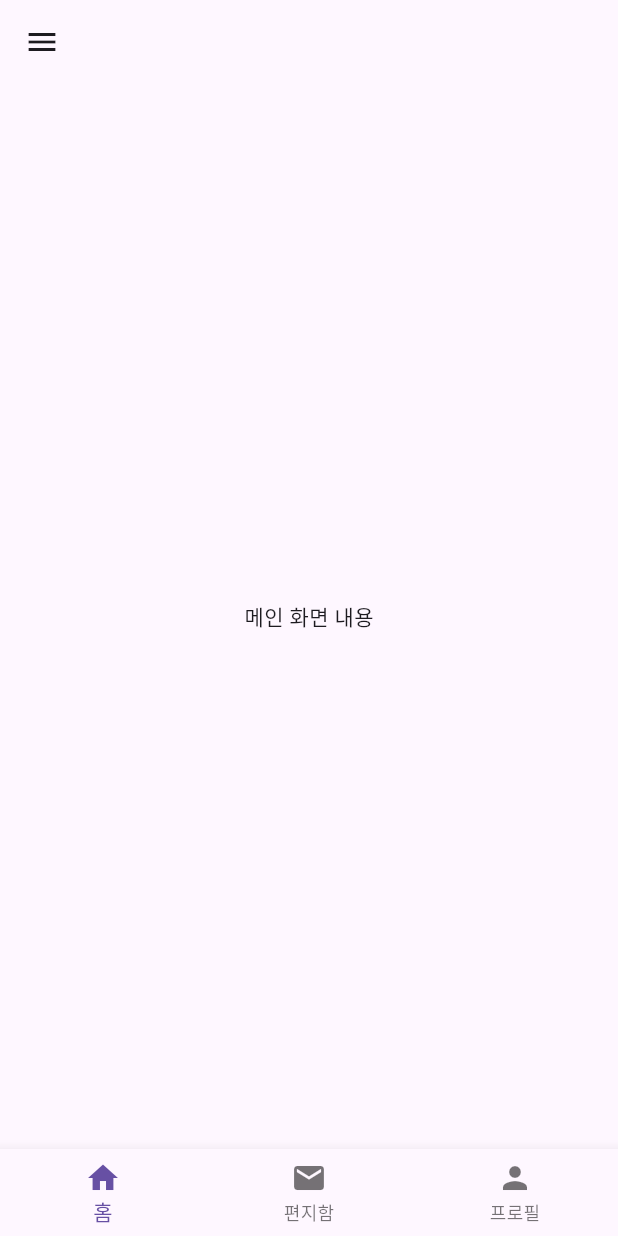
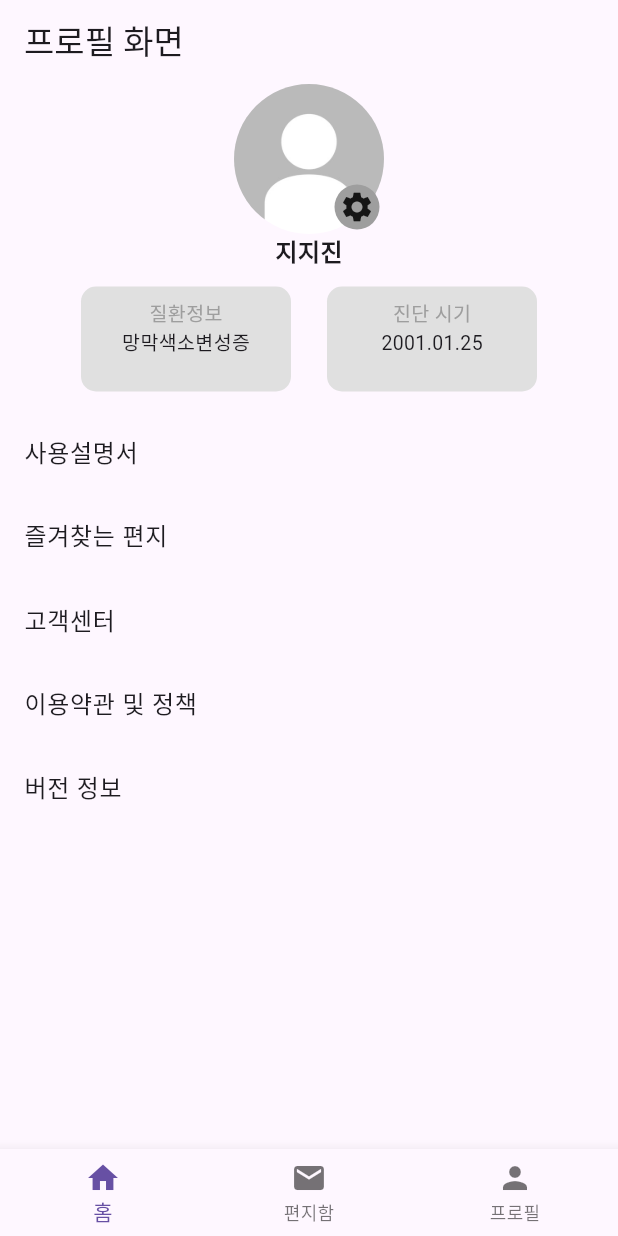
Before and after one commit to UniBond-jijijin/UniBond-flutter, a Flutter app: the ProfileScreen screen opened directly, on a phone screen of 412 x 824 dp. Run offline on Flutter 3.47's test engine with Material 3 defaults, Android fonts, the phone set to English and light mode, and no system bars; our stand-ins replace get, validators.

Commit message:
#22 햄버거 버튼 삭제, 내 프로필 화면 생성

```diff
--- a/unibond/lib/main.dart
+++ b/unibond/lib/main.dart
@@ -1,5 +1,8 @@
 import 'package:flutter/material.dart';
-import 'package:unibond/screens/splash_screen.dart';
+import 'package:get/get.dart';
+import 'package:unibond/screens/user/join_screen.dart';
+import 'package:unibond/screens/user/join_screen.dart';
+import 'package:unibond/screens/user/profile_screen.dart';
 
 void main() {
   runApp(const MaterialApp(
@@ -18,7 +21,7 @@ class MyApp extends StatelessWidget {
         colorScheme: ColorScheme.fromSeed(seedColor: Colors.blueAccent),
         useMaterial3: true,
       ),
-      home: const SplashScreen(), // 임시 스플래시화면
+      home: ProfileScreen(), // 임시 스플래시화면
     );
   }
 }
--- a/unibond/lib/screens/board/board_comment.dart
+++ b/unibond/lib/screens/board/board_comment.dart
@@ -18,7 +18,7 @@ class _PostDetailsScreenState extends State<PostDetailsScreen> {
       ),
       body: ListView(
         children: [
-          // 게시물 부분
+          // 게시물
           Container(
             padding: EdgeInsets.all(16.0),
             child: Column(
@@ -46,7 +46,7 @@ class _PostDetailsScreenState extends State<PostDetailsScreen> {
               ],
             ),
           ),
-          // 댓글 부분
+          // 댓글
           Container(
             padding: EdgeInsets.all(16.0),
             child: Column(
--- a/unibond/lib/screens/user/profile_screen.dart
+++ b/unibond/lib/screens/user/profile_screen.dart
@@ -3,89 +3,142 @@ import 'package:unibond/screens/home_screen.dart';
 import 'package:unibond/screens/letter/letter_box_screen.dart';
 import 'package:unibond/widgets/navigator.dart';
 
-@override
-Widget build(BuildContext context) {
-  return const MaterialApp(
-    home: ProfileScreen(),
-  );
-}
-
 class ProfileScreen extends StatelessWidget {
-  const ProfileScreen({super.key});
+  const ProfileScreen({Key? key});
 
   @override
   Widget build(BuildContext context) {
     return Scaffold(
       appBar: AppBar(
-        leading: Builder(
-          builder: (BuildContext context) {
-            return IconButton(
-              icon: const Icon(Icons.menu),
-              onPressed: () {
-                Scaffold.of(context).openDrawer();
-              },
-            );
-          },
+        title: Text('프로필 화면'),
+      ),
+      body: ListView(
+        children: [
+          Center(
+            child: Column(
+              mainAxisAlignment: MainAxisAlignment.start,
+              children: [
+                Stack(
+                  alignment: Alignment.bottomRight,
+                  children: [
+                    ClipOval(
+                      child: Image.asset(
+                        'assets/images/user_image.jpg',
+                        width: 100,
+                        height: 100,
                       ),
                     ),
-      drawer: Drawer(
-        child: ListView(
-          padding: EdgeInsets.zero,
-          children: <Widget>[
-            ListTile(
-              title: const Text('사용설명서'),
-              onTap: () {
-                //내용
-                Navigator.pop(context); // 사이드 메뉴 닫기
-              },
+                    Container(
+                      margin: const EdgeInsets.all(3),
+                      padding: const EdgeInsets.all(3),
+                      decoration: BoxDecoration(
+                        color: Colors.grey,
+                        shape: BoxShape.circle,
                       ),
-            ListTile(
-              title: const Text('즐겨찾는 편지'),
-              onTap: () {
-                //내용
-                Navigator.pop(context); // 사이드 메뉴 닫기
-              },
+                      child: const Icon(Icons.settings),
                     ),
-            ListTile(
-              title: const Text('고객센터'),
-              onTap: () {
-                //내용
-                Navigator.pop(context); // 사이드 메뉴 닫기
-              },
+                  ],
                 ),
-            ListTile(
-              title: const Text('이용약관 및 정책'),
-              onTap: () {
-                //내용
-                Navigator.pop(context); // 사이드 메뉴 닫기
-              },
+                Text(
+                  '지지진',
+                  style: TextStyle(
+                    fontSize: 16,
+                    fontWeight: FontWeight.bold,
                   ),
-            ListTile(
-              title: const Text('버전 정보'),
-              onTap: () {
-                //내용
-                Navigator.pop(context); // 사이드 메뉴 닫기
-              },
+                ),
+                Row(
+                  mainAxisAlignment: MainAxisAlignment.center,
+                  children: [
+                    Container(
+                      margin: const EdgeInsets.all(12),
+                      width: 140,
+                      height: 70,
+                      padding: const EdgeInsets.all(8),
+                      decoration: BoxDecoration(
+                        color: Colors.grey[300],
+                        borderRadius: BorderRadius.circular(10),
+                      ),
+                      child: Column(
+                        children: [
+                          Text(
+                            '질환정보',
+                            style: TextStyle(
+                              fontSize: 13,
+                              color: Colors.grey,
+                            ),
+                          ),
+                          Text(
+                            '망막색소변성증',
+                            style: TextStyle(
+                              fontSize: 13,
+                            ),
                           ),
                         ],
                       ),
                     ),
-      body: const Center(
-        child: Text('메인 화면 내용'),
+                    Container(
+                      margin: const EdgeInsets.all(12),
+                      width: 140,
+                      height: 70,
+                      padding: const EdgeInsets.all(8),
+                      decoration: BoxDecoration(
+                        color: Colors.grey[300],
+                        borderRadius: BorderRadius.circular(10),
+                      ),
+                      child: Column(
+                        children: [
+                          Text(
+                            '진단 시기',
+                            style: TextStyle(
+                              fontSize: 13,
+                              color: Colors.grey,
+                            ),
+                          ),
+                          Text(
+                            '2001.01.25',
+                            style: TextStyle(
+                              fontSize: 13,
+                            ),
+                          ),
+                        ],
+                      ),
+                    ),
+                  ],
+                ),
+                ListTile(
+                  title: const Text('사용설명서'),
+                  onTap: () {},
+                ),
+                ListTile(
+                  title: const Text('즐겨찾는 편지'),
+                  onTap: () {},
+                ),
+                ListTile(
+                  title: const Text('고객센터'),
+                  onTap: () {},
+                ),
+                ListTile(
+                  title: const Text('이용약관 및 정책'),
+                  onTap: () {},
+                ),
+                ListTile(
+                  title: const Text('버전 정보'),
+                  onTap: () {},
+                ),
+              ],
+            ),
+          ),
+        ],
       ),
       bottomNavigationBar: MyBottomNavigationBar(
-        // 현재 선택된 바텀 바 아이콘 인덱스
         currentIndex: 0,
         onTap: (index) {
-          // 바텀 바 아이콘을 누를 때 화면 전환
           if (index == 0) {
-            // 홈 화면으로 이동
             Navigator.pushReplacement(
               context,
               MaterialPageRoute(builder: (context) => const HomeScreen()),
             );
           } else if (index == 1) {
-            //편지함 화면으로 이동
             Navigator.pushReplacement(
               context,
               MaterialPageRoute(
@@ -94,10 +147,10 @@ class ProfileScreen extends StatelessWidget {
                     LetterEnvelope(date: '2023-10-15', sender: '지지진'),
                     LetterEnvelope(date: '2023-10-14', sender: '진지지'),
                   ],
-                      )),
+                ),
+              ),
             );
           } else if (index == 2) {
-            // 프로필 화면으로 이동
             Navigator.pushReplacement(
               context,
               MaterialPageRoute(builder: (context) => const ProfileScreen()),
```
Also changed, not shown: unibond/lib/screens/community/post_detail_screen.dart (added, +90 -0 lines), unibond/pubspec.lock. Lines whose indentation alone changed are shown as unchanged.
